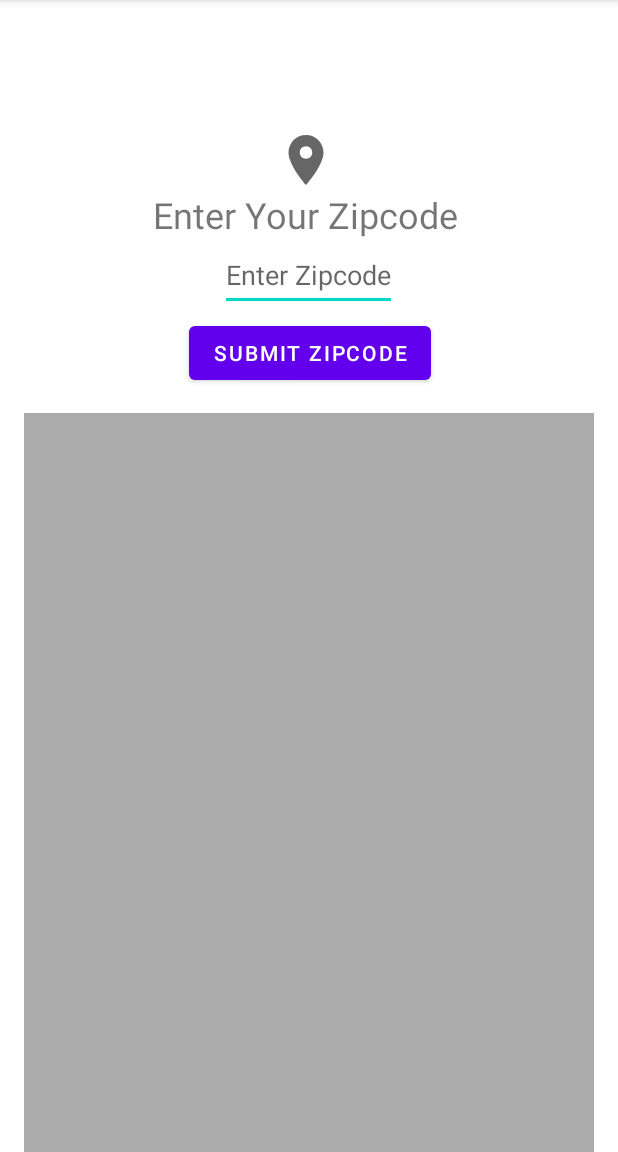
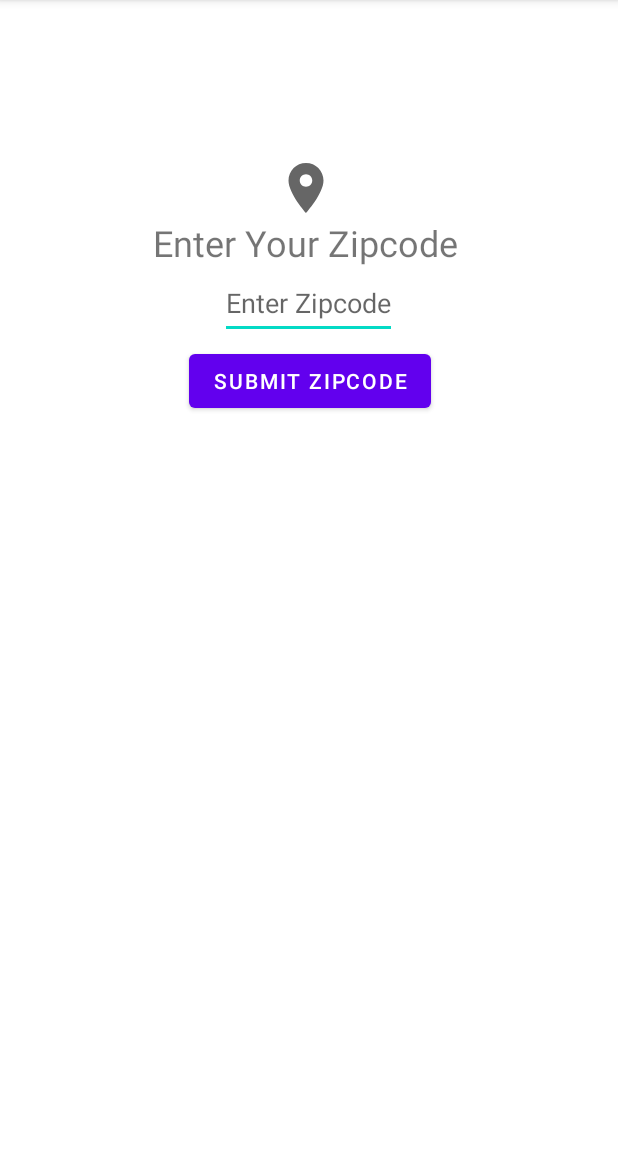
Before and after one commit to Pujiarto-Tri/Simple-Weather-Android-App, an Android app: the screen it shows after launch (MainActivity), on a phone screen of 412 x 824 dp, the part 84-1236 px from its top. Run offline under Robolectric (Android 15) with nearby library versions, the phone set to English and light mode, and no system bars.

Commit message:
Fragmented the location and forecast element

```diff
--- a/app/build.gradle
+++ b/app/build.gradle
@@ -29,6 +29,7 @@ android {
     kotlinOptions {
         jvmTarget = '1.8'
     }
+    namespace 'com.example.ad340'
 }
 
 dependencies {
--- a/app/src/main/AndroidManifest.xml
+++ b/app/src/main/AndroidManifest.xml
@@ -1,6 +1,5 @@
 <?xml version="1.0" encoding="utf-8"?>
-<manifest xmlns:android="http://schemas.android.com/apk/res/android"
-    package="com.example.ad340">
+<manifest xmlns:android="http://schemas.android.com/apk/res/android">
 
     <application
         android:allowBackup="true"
--- /dev/null
+++ b/app/src/main/java/com/example/ad340/AppNavigator.kt
@@ -0,0 +1,6 @@
+package com.example.ad340
+
+interface AppNavigator {
+    fun navigateToCurrentForcast(zipcode: String)
+    fun navigateToLocationEntry()
+}
--- a/app/src/main/java/com/example/ad340/DailyForecastAdapter.kt
+++ b/app/src/main/java/com/example/ad340/DailyForecastAdapter.kt
@@ -7,7 +7,7 @@ import android.widget.TextView
 import androidx.recyclerview.widget.DiffUtil
 import androidx.recyclerview.widget.ListAdapter
 import androidx.recyclerview.widget.RecyclerView
-import java.lang.reflect.InvocationHandler
+
 
 class DailyForecastViewHolder(
     view: View,
--- a/app/src/main/java/com/example/ad340/MainActivity.kt
+++ b/app/src/main/java/com/example/ad340/MainActivity.kt
@@ -9,15 +9,15 @@ import android.view.MenuItem
 import android.widget.Button
 import android.widget.EditText
 import android.widget.Toast
-import androidx.appcompat.app.AlertDialog
 import androidx.lifecycle.Observer
 import androidx.recyclerview.widget.LinearLayoutManager
 import androidx.recyclerview.widget.RecyclerView
 import com.example.ad340.details.ForecastDetailsActivity
+import com.example.ad340.forecast.CurrentForecastFragment
+import com.example.ad340.location.LocationEntryFragment
 
-class MainActivity : AppCompatActivity() {
+class MainActivity : AppCompatActivity(), AppNavigator {
 
-    private val forecastRepository = ForecastRepository()
     private lateinit var tempDisplaySettingManager: TempDisplaySettingManager
 
     override fun onCreate(savedInstanceState: Bundle?) {
@@ -26,40 +26,10 @@ class MainActivity : AppCompatActivity() {
 
         tempDisplaySettingManager = TempDisplaySettingManager(this)
 
-        val zipcodeEditText: EditText = findViewById(R.id.zipcodeEditText)
-        val enterButton: Button = findViewById(R.id.enterButton)
-        //button action
-        enterButton.setOnClickListener {
-            //Show Toast Message
-            //Toast.makeText(this, "Button Click", Toast.LENGTH_SHORT).show()
-            val zipcode: String = zipcodeEditText.text.toString()
-
-            if (zipcode.length != 5){
-                Toast.makeText(this, R.string.zipcode_entry_error, Toast.LENGTH_SHORT).show()
-            } else {
-                forecastRepository.loadForecast(zipcode)
-            }
-        }
-
-        val dailyForecastList: RecyclerView = findViewById(R.id.forecastList)
-        dailyForecastList.layoutManager = LinearLayoutManager(this)
-        val dailyForecastAdapter = DailyForecastAdapter(tempDisplaySettingManager) { forecast ->
-            showForecastDetails(forecast)
-        }
-        dailyForecastList.adapter = dailyForecastAdapter
-
-        val weeklyForecastObserver = Observer<List<DailyForecast>> { forecastItems ->
-            // update our list adapter
-            dailyForecastAdapter.submitList(forecastItems)
-        }
-        forecastRepository.weeklyForecast.observe(this, weeklyForecastObserver)
-    }
-
-    private fun showForecastDetails(forecast: DailyForecast){
-        val forecastDetailsIntent = Intent(this, ForecastDetailsActivity::class.java)
-        forecastDetailsIntent.putExtra("key_temp", forecast.temp)
-        forecastDetailsIntent.putExtra("key_description", forecast.description)
-        startActivity(forecastDetailsIntent)
+        supportFragmentManager
+            .beginTransaction()
+            .add(R.id.fragmentContainer, LocationEntryFragment())
+            .commit()
     }
 
     override fun onCreateOptionsMenu(menu: Menu?): Boolean {
@@ -77,4 +47,20 @@ class MainActivity : AppCompatActivity() {
             else -> super.onOptionsItemSelected(item)
         }
     }
+
+    override fun navigateToCurrentForcast(zipcode: String) {
+        supportFragmentManager
+            .beginTransaction()
+            .replace(R.id.fragmentContainer, CurrentForecastFragment.newInstance(zipcode))
+            .commit()
+    }
+
+    override fun navigateToLocationEntry() {
+        supportFragmentManager
+            .beginTransaction()
+            .replace(R.id.fragmentContainer, LocationEntryFragment())
+            .commit()
+    }
+
+
 }
--- a/app/src/main/java/com/example/ad340/details/ForecastDetailsActivity.kt
+++ b/app/src/main/java/com/example/ad340/details/ForecastDetailsActivity.kt
@@ -1,15 +1,11 @@
 package com.example.ad340.details
 
-import android.content.DialogInterface
-import android.content.Intent
 import androidx.appcompat.app.AppCompatActivity
 import android.os.Bundle
 import android.view.Menu
 import android.view.MenuInflater
 import android.view.MenuItem
 import android.widget.TextView
-import android.widget.Toast
-import androidx.appcompat.app.AlertDialog
 import com.example.ad340.*
 
 class ForecastDetailsActivity : AppCompatActivity() {
--- /dev/null
+++ b/app/src/main/java/com/example/ad340/location/LocationEntryFragment.kt
@@ -0,0 +1,52 @@
+package com.example.ad340.location
+
+import android.content.Context
+import android.os.Bundle
+import androidx.fragment.app.Fragment
+import android.view.LayoutInflater
+import android.view.View
+import android.view.ViewGroup
+import android.widget.Button
+import android.widget.EditText
+import android.widget.Toast
+import com.example.ad340.AppNavigator
+import com.example.ad340.R
+
+
+/**
+ * A simple [Fragment] subclass.
+ * Use the [LocationEntryFragment.newInstance] factory method to
+ * create an instance of this fragment.
+ */
+class LocationEntryFragment : Fragment() {
+
+    private lateinit var appNavigator: AppNavigator
+
+    override fun onAttach(context: Context) {
+        super.onAttach(context)
+        appNavigator = context as AppNavigator
+    }
+
+    override fun onCreateView(inflater: LayoutInflater, container: ViewGroup?,
+                              savedInstanceState: Bundle?
+    ): View? {
+        // Inflate the layout for this fragment
+        val view = inflater.inflate(R.layout.fragment_location_entry, container, false)
+
+        val zipcodeEditText: EditText = view.findViewById(R.id.zipcodeEditText)
+        val enterButton: Button = view.findViewById(R.id.enterButton)
+        //button action
+        enterButton.setOnClickListener {
+            val zipcode: String = zipcodeEditText.text.toString()
+
+            if (zipcode.length != 5){
+                Toast.makeText(requireContext(), R.string.zipcode_entry_error, Toast.LENGTH_SHORT).show()
+            } else {
+                appNavigator.navigateToCurrentForcast(zipcode)
+            }
+        }
+
+        return view
+    }
+
+}
--- a/app/src/main/res/layout/activity_main.xml
+++ b/app/src/main/res/layout/activity_main.xml
@@ -3,69 +3,20 @@
     xmlns:android="http://schemas.android.com/apk/res/android"
     xmlns:app="http://schemas.android.com/apk/res-auto"
     xmlns:tools="http://schemas.android.com/tools"
+    android:id="@+id/root"
     android:layout_width="match_parent"
     android:layout_height="match_parent"
     tools:context=".MainActivity"
     >
 
-    <TextView
-        android:id="@+id/title"
-        android:layout_width="wrap_content"
-        android:layout_height="wrap_content"
-        android:text="Enter Your Zipcode"
-        android:textSize="@dimen/title_text_height"
-        app:layout_constraintBottom_toTopOf="@+id/zipcodeEditText"
-        app:layout_constraintEnd_toEndOf="@+id/zipcodeEditText"
-        app:layout_constraintHorizontal_bias="0.529"
-        app:layout_constraintStart_toStartOf="@+id/zipcodeEditText" />
-
-    <ImageView
-        android:id="@+id/icon"
-        android:layout_width="@dimen/zipcode_entry_icon_size"
-        android:layout_height="@dimen/zipcode_entry_icon_size"
-        android:src="@drawable/ic_baseline_location_on_24"
-        app:layout_constraintBottom_toTopOf="@+id/title"
-        app:layout_constraintEnd_toEndOf="@+id/title"
-        app:layout_constraintStart_toStartOf="@+id/title" />
-
-    <EditText
-        android:id="@+id/zipcodeEditText"
-        android:layout_width="wrap_content"
-        android:layout_height="wrap_content"
-        android:hint="Enter Zipcode"
-        android:inputType="number"
-        android:minHeight="48dp"
+    <FrameLayout
+        android:id="@+id/fragmentContainer"
+        android:layout_width="0dp"
+        android:layout_height="0dp"
+        app:layout_constraintTop_toTopOf="parent"
+        app:layout_constraintEnd_toEndOf="parent"
+        app:layout_constraintStart_toStartOf="parent"
         app:layout_constraintBottom_toBottomOf="parent"
-        app:layout_constraintEnd_toEndOf="parent"
-        app:layout_constraintHorizontal_bias="0.498"
-        app:layout_constraintStart_toStartOf="parent"
-        app:layout_constraintTop_toTopOf="parent"
-        app:layout_constraintVertical_bias="0.221"
         />
 
-    <Button
-        android:id="@+id/enterButton"
-        android:layout_width="wrap_content"
-        android:layout_height="wrap_content"
-        android:layout_marginTop="4dp"
-        android:text="Submit Zipcode"
-        app:layout_constraintEnd_toEndOf="@+id/zipcodeEditText"
-        app:layout_constraintHorizontal_bias="0.488"
-        app:layout_constraintStart_toStartOf="@+id/zipcodeEditText"
-        app:layout_constraintTop_toBottomOf="@+id/zipcodeEditText"
-        />
-
-    <androidx.recyclerview.widget.RecyclerView
-        android:id="@+id/forecastList"
-        android:layout_width="0dp"
-        android:layout_height="0dp"
-        android:layout_marginStart="16dp"
-        android:layout_marginTop="16dp"
-        android:layout_marginEnd="16dp"
-        android:background="#ababab"
-        app:layout_constraintBottom_toBottomOf="parent"
-        app:layout_constraintEnd_toEndOf="parent"
-        app:layout_constraintStart_toStartOf="parent"
-        app:layout_constraintTop_toBottomOf="@+id/enterButton" />
-
 </androidx.constraintlayout.widget.ConstraintLayout>
--- /dev/null
+++ b/app/src/main/res/layout/fragment_location_entry.xml
@@ -0,0 +1,57 @@
+<?xml version="1.0" encoding="utf-8"?>
+<androidx.constraintlayout.widget.ConstraintLayout
+    xmlns:android="http://schemas.android.com/apk/res/android"
+    xmlns:app="http://schemas.android.com/apk/res-auto"
+    xmlns:tools="http://schemas.android.com/tools"
+    android:layout_width="match_parent"
+    android:layout_height="match_parent"
+    tools:context=".location.LocationEntryFragment">
+
+    <TextView
+        android:id="@+id/title"
+        android:layout_width="wrap_content"
+        android:layout_height="wrap_content"
+        android:text="Enter Your Zipcode"
+        android:textSize="@dimen/title_text_height"
+        app:layout_constraintBottom_toTopOf="@+id/zipcodeEditText"
+        app:layout_constraintEnd_toEndOf="@+id/zipcodeEditText"
+        app:layout_constraintHorizontal_bias="0.529"
+        app:layout_constraintStart_toStartOf="@+id/zipcodeEditText" />
+
+    <ImageView
+        android:id="@+id/icon"
+        android:layout_width="@dimen/zipcode_entry_icon_size"
+        android:layout_height="@dimen/zipcode_entry_icon_size"
+        android:src="@drawable/ic_baseline_location_on_24"
+        app:layout_constraintBottom_toTopOf="@+id/title"
+        app:layout_constraintEnd_toEndOf="@+id/title"
+        app:layout_constraintStart_toStartOf="@+id/title" />
+
+    <EditText
+        android:id="@+id/zipcodeEditText"
+        android:layout_width="wrap_content"
+        android:layout_height="wrap_content"
+        android:layout_marginTop="16dp"
+        android:hint="Enter Zipcode"
+        android:inputType="number"
+        android:minHeight="48dp"
+        app:layout_constraintBottom_toBottomOf="parent"
+        app:layout_constraintEnd_toEndOf="parent"
+        app:layout_constraintHorizontal_bias="0.498"
+        app:layout_constraintStart_toStartOf="parent"
+        app:layout_constraintTop_toTopOf="parent"
+        app:layout_constraintVertical_bias="0.23000002" />
+
+    <Button
+        android:id="@+id/enterButton"
+        android:layout_width="wrap_content"
+        android:layout_height="wrap_content"
+        android:layout_marginTop="4dp"
+        android:text="Submit Zipcode"
+        app:layout_constraintEnd_toEndOf="@+id/zipcodeEditText"
+        app:layout_constraintHorizontal_bias="0.488"
+        app:layout_constraintStart_toStartOf="@+id/zipcodeEditText"
+        app:layout_constraintTop_toBottomOf="@+id/zipcodeEditText"
+        />
+
+</androidx.constraintlayout.widget.ConstraintLayout>
--- a/app/src/main/res/layout/item_daily_forecast.xml
+++ b/app/src/main/res/layout/item_daily_forecast.xml
@@ -5,7 +5,6 @@
     xmlns:tools="http://schemas.android.com/tools"
     android:layout_width="match_parent"
     android:layout_height="80dp"
-    android:background="@color/forecast_item_background"
     android:foreground="?attr/selectableItemBackground"
     android:clickable="true"
     >
--- a/app/src/main/res/values/strings.xml
+++ b/app/src/main/res/values/strings.xml
@@ -6,4 +6,6 @@
     <string name="zipcode_entry_error">Please Enter a valid zipcode</string>
 
     <string name="forecast_clicked_format">Forecast: %1$.2f %2$s</string>
+
+    <string name="hello_blank_fragment">Hello blank fragment</string>
 </resources>
--- a/build.gradle
+++ b/build.gradle
@@ -1,7 +1,7 @@
 // Top-level build file where you can add configuration options common to all sub-projects/modules.
 plugins {
-    id 'com.android.application' version '7.1.3' apply false
-    id 'com.android.library' version '7.1.3' apply false
+    id 'com.android.application' version '7.2.0' apply false
+    id 'com.android.library' version '7.2.0' apply false
     id 'org.jetbrains.kotlin.android' version '1.6.21' apply false
 }
 
```
Also changed, not shown: app/src/main/java/com/example/ad340/forecast/CurrentForecastFragment.kt (added, +86 -0 lines), app/src/main/res/layout/fragment_current_forecast.xml (added, +32 -0 lines), gradle/wrapper/gradle-wrapper.properties.
